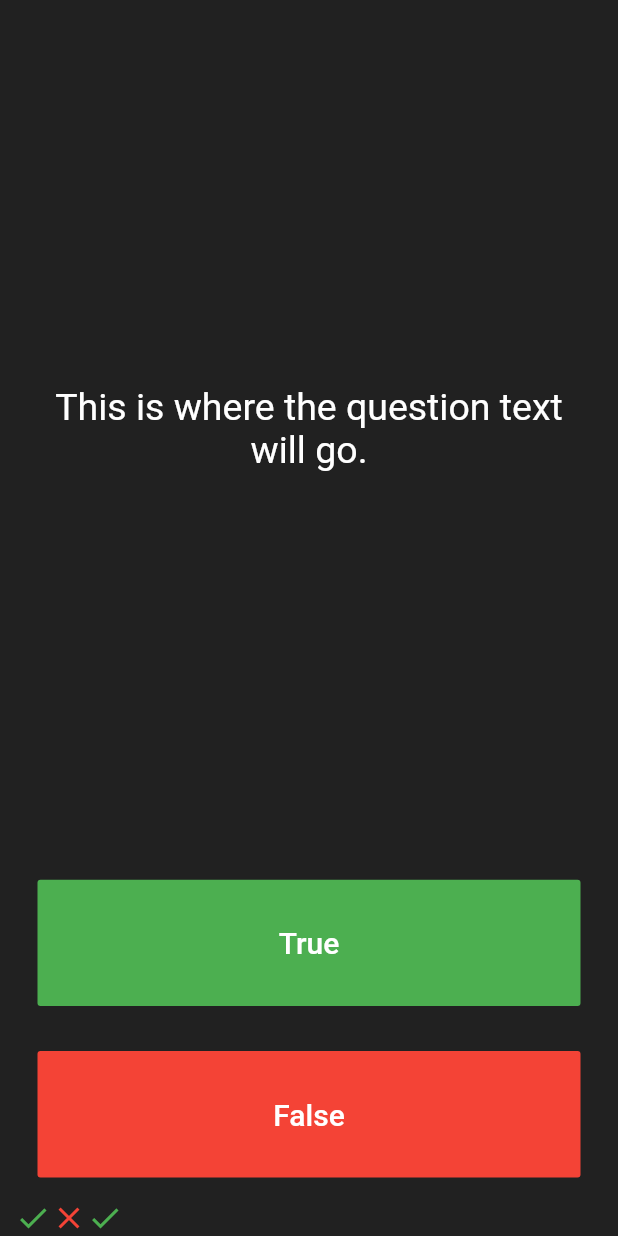
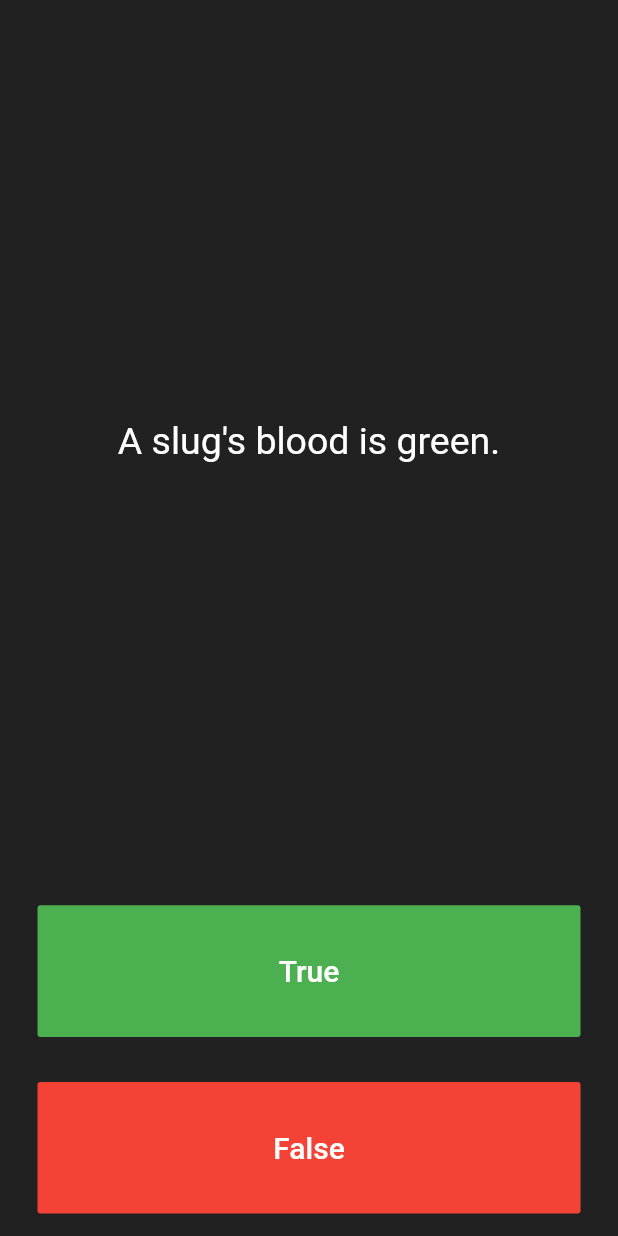
Before and after one commit to JonasLykke7/CompleteFlutterAppDevelopmentBootcampWithDart, a Flutter app: the screen it shows after launch, after a tap on "True", after a tap on "False", on a phone screen of 412 x 824 dp. Run offline on Flutter 3.47's test engine with Material 2 defaults, Android fonts, the phone set to English and light mode, and no system bars; our stand-ins replace audioplayers.

Commit message:
90
Displaying the Questions

```diff
--- a/quizzler/lib/main.dart
+++ b/quizzler/lib/main.dart
@@ -25,16 +25,14 @@
 }
 
 class _QuizPageState extends State<QuizPage> {
-  List<Icon> scoreKeeper = [
-    Icon(
-      Icons.check,
-      color: Colors.green,
-    ),
-    Icon(
-      Icons.close,
-      color: Colors.red,
-    ),
+  List<Icon> scoreKeeper = [];
+  List<String> questions = [
+    'You can lead a cow down stairs but not up stairs.',
+    'Approximately one quarter of human bones are in the feet.',
+    'A slug\'s blood is green.',
   ];
+
+  int questionNumber = 0;
 
   @override
   Widget build(BuildContext context) {
@@ -48,7 +46,7 @@
             padding: EdgeInsets.all(10.0),
             child: Center(
               child: Text(
-                'This is where the question text will go.',
+                questions[questionNumber],
                 textAlign: TextAlign.center,
                 style: TextStyle(
                   fontSize: 25.0,
@@ -74,12 +72,7 @@
               onPressed: () {
                 //The user picked true.
                 setState(() {
-                  scoreKeeper.add(
-                    Icon(
-                      Icons.check,
-                      color: Colors.green,
-                    ),
-                  );
+                  questionNumber++;
                 });
               },
             ),
@@ -99,6 +92,9 @@
               ),
               onPressed: () {
                 //The user picked false.
+                setState(() {
+                  questionNumber++;
+                });
               },
             ),
           ),
```
